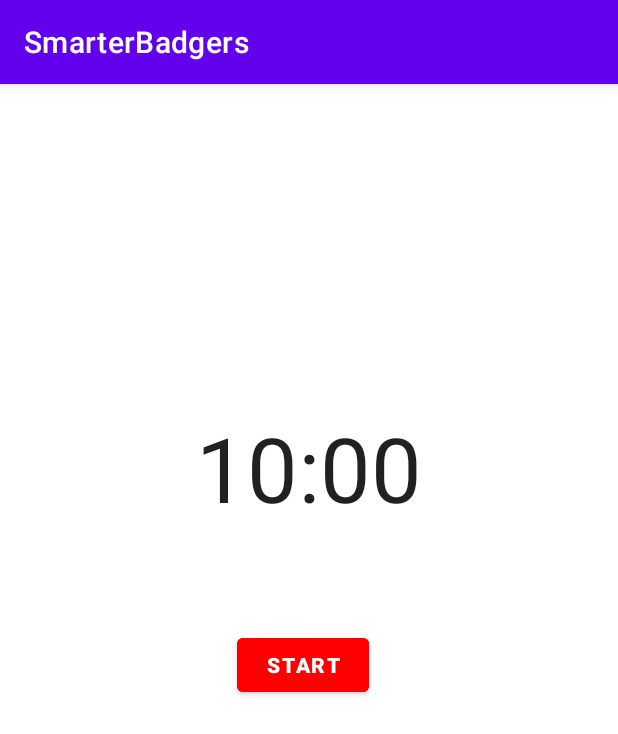
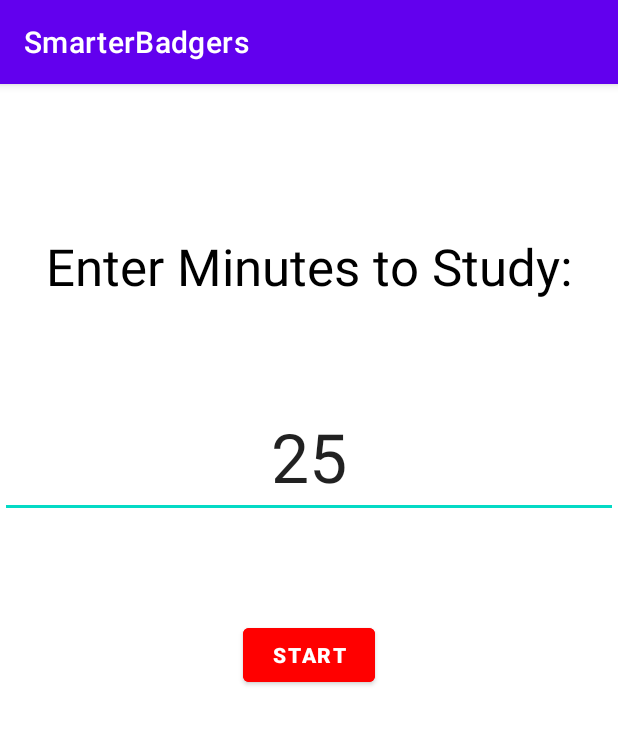
Before and after one commit to qcassidy/SmarterBadgers, an Android app: the TimerActivity screen opened directly, with no data from a screen before it, after a tap on "STOP", on a phone screen of 412 x 824 dp. Shown: the top 734 px of the screen. Run offline under Robolectric (Android 15) with nearby library versions, the phone set to English and light mode, and no system bars; 3 other taps on this screen came first.

Commit message:
added break mechanism to TimerActivity, and user can select amount of time to study

```diff
--- a/app/src/main/java/com/example/smarterbadgers/MainActivity.java
+++ b/app/src/main/java/com/example/smarterbadgers/MainActivity.java
@@ -12,7 +12,7 @@ public class MainActivity extends AppCompatActivity {
         super.onCreate(savedInstanceState);
         setContentView(R.layout.activity_main);
         //Intent for testing TimerActivity
-        //Intent intent = new Intent(this, TimerActivity.class);
-        //startActivity(intent);
+//        Intent intent = new Intent(this, TimerActivity.class);
+//        startActivity(intent);
     }
 }
--- a/app/src/main/java/com/example/smarterbadgers/TimerActivity.java
+++ b/app/src/main/java/com/example/smarterbadgers/TimerActivity.java
@@ -6,6 +6,7 @@ import android.os.Bundle;
 import android.os.CountDownTimer;
 import android.view.View;
 import android.widget.Button;
+import android.widget.EditText;
 import android.widget.TextView;
 
 public class TimerActivity extends AppCompatActivity {
@@ -13,9 +14,14 @@ public class TimerActivity extends AppCompatActivity {
     private TextView timerTextView;
     private Button startButton;
     private Button stopButton;
+    private Button breakButton;
+    private Button endBreakButton;
+    private TextView enterMinTextView;
+    private EditText editTextNumber;
 
     private CountDownTimer countDownTimer;
     private long timeLeftMilliseconds = 600000;
+    private long timeLeftBreakMilliseconds = 300000;
 
     @Override
     protected void onCreate(Bundle savedInstanceState) {
@@ -25,12 +31,29 @@ public class TimerActivity extends AppCompatActivity {
         timerTextView = findViewById(R.id.timer);
         startButton = findViewById(R.id.startButton);
         stopButton = findViewById(R.id.stopButton);
+        breakButton = findViewById(R.id.breakButton);
+        endBreakButton = findViewById(R.id.endBreakButton);
+        enterMinTextView = findViewById(R.id.enterMinutes);
+        editTextNumber = findViewById(R.id.editTextNumber);
 
     }
 
     public void startOnClick(View view) {
         startButton.setVisibility(View.INVISIBLE);
         stopButton.setVisibility(View.VISIBLE);
+        breakButton.setVisibility(View.VISIBLE);
+        timeLeftMilliseconds = (long)(Integer.parseInt(editTextNumber.getText().toString())) * 60000;
+        int min = (int) timeLeftMilliseconds/1000 /60;
+        int sec = (int) timeLeftMilliseconds/1000 %60;
+        String timeLeftString = String.format("%02d:%02d", min, sec);
+        timerTextView.setText(timeLeftString);
+        enterMinTextView.setVisibility(View.INVISIBLE);
+        editTextNumber.setVisibility(View.INVISIBLE);
+        timerTextView.setVisibility(View.VISIBLE);
+        startTimer();
+    }
+
+    public void startTimer() {
         countDownTimer = new CountDownTimer(timeLeftMilliseconds, 1000) {
             @Override
             public void onTick(long l) {
@@ -45,16 +68,56 @@ public class TimerActivity extends AppCompatActivity {
             public void onFinish() {
                 startButton.setVisibility(View.VISIBLE);
                 stopButton.setVisibility(View.INVISIBLE);
-                timerTextView.setText("10:00");
+                breakButton.setVisibility(View.INVISIBLE);
+                timerTextView.setVisibility(View.INVISIBLE);
+                enterMinTextView.setVisibility(View.VISIBLE);
+                editTextNumber.setVisibility(View.VISIBLE);
             }
         }.start();
     }
 
-
     public void stopOnClick(View view) {
         countDownTimer.cancel();
-        timerTextView.setText("10:00");
+        timerTextView.setVisibility(View.INVISIBLE);
         startButton.setVisibility(View.VISIBLE);
         stopButton.setVisibility(View.INVISIBLE);
+        breakButton.setVisibility(View.INVISIBLE);
+        enterMinTextView.setVisibility(View.VISIBLE);
+        editTextNumber.setVisibility(View.VISIBLE);
+    }
+
+    public void breakOnClick(View view) {
+        countDownTimer.cancel();
+        breakButton.setVisibility(View.INVISIBLE);
+        stopButton.setVisibility(View.INVISIBLE);
+        endBreakButton.setVisibility(View.VISIBLE);
+        countDownTimer = new CountDownTimer(timeLeftBreakMilliseconds, 1000) {
+            @Override
+            public void onTick(long l) {
+                timeLeftBreakMilliseconds = l;
+                int min = (int) timeLeftBreakMilliseconds/1000/60;
+                int sec = (int) timeLeftBreakMilliseconds/1000%60;
+                String timeLeftBreakString = String.format("%02d:%02d", min, sec);
+                timerTextView.setText(timeLeftBreakString);
+            }
+
+            @Override
+            public void onFinish() {
+                timeLeftBreakMilliseconds = 300000;
+                breakButton.setVisibility(View.VISIBLE);
+                stopButton.setVisibility(View.VISIBLE);
+                endBreakButton.setVisibility(View.INVISIBLE);
+                startTimer();
+            }
+        }.start();
+    }
+
+    public void endBreakOnClick(View view) {
+        countDownTimer.cancel();
+        timeLeftBreakMilliseconds = 300000;
+        breakButton.setVisibility(View.VISIBLE);
+        stopButton.setVisibility(View.VISIBLE);
+        endBreakButton.setVisibility(View.INVISIBLE);
+        startTimer();
     }
 }
--- a/app/src/main/res/layout/activity_timer.xml
+++ b/app/src/main/res/layout/activity_timer.xml
@@ -5,6 +5,7 @@
     android:layout_width="match_parent"
     android:layout_height="match_parent"
     tools:context=".TimerActivity">
+
 
     <TextView
         android:id="@+id/timer"
@@ -14,29 +15,43 @@
         android:text="10:00"
         android:textAppearance="@style/TextAppearance.AppCompat.Body1"
         android:textSize="60sp"
+        android:visibility="invisible"
         app:layout_constraintBottom_toTopOf="@+id/stopButton"
-        app:layout_constraintEnd_toEndOf="parent"
-        app:layout_constraintStart_toStartOf="parent"
+        app:layout_constraintLeft_toLeftOf="parent"
+        app:layout_constraintRight_toRightOf="parent"
         app:layout_constraintTop_toTopOf="parent" />
 
     <Button
         android:id="@+id/startButton"
         android:layout_width="wrap_content"
         android:layout_height="wrap_content"
-        android:layout_marginStart="27dp"
         android:layout_marginTop="67dp"
         android:backgroundTint="#FF0000"
         android:onClick="startOnClick"
         android:text="Start"
         android:textStyle="bold"
-        app:layout_constraintStart_toStartOf="@+id/timer"
+        app:layout_constraintLeft_toLeftOf="parent"
+        app:layout_constraintRight_toRightOf="parent"
+        app:layout_constraintTop_toBottomOf="@+id/editTextNumber" />
+
+    <Button
+        android:id="@+id/breakButton"
+        android:layout_width="wrap_content"
+        android:layout_height="wrap_content"
+        android:layout_marginTop="67dp"
+        android:backgroundTint="#FF0000"
+        android:onClick="breakOnClick"
+        android:text="Break"
+        android:textStyle="bold"
+        android:visibility="invisible"
+        app:layout_constraintLeft_toLeftOf="parent"
+        app:layout_constraintRight_toRightOf="parent"
         app:layout_constraintTop_toBottomOf="@+id/timer" />
 
     <Button
         android:id="@+id/stopButton"
         android:layout_width="wrap_content"
         android:layout_height="wrap_content"
-        android:layout_marginStart="3dp"
         android:layout_marginBottom="4dp"
         android:backgroundTint="#FF0000"
         android:onClick="stopOnClick"
@@ -44,8 +59,52 @@
         android:textStyle="bold"
         android:visibility="invisible"
         app:layout_constraintBottom_toBottomOf="parent"
-        app:layout_constraintStart_toStartOf="@+id/startButton"
+        app:layout_constraintLeft_toLeftOf="parent"
+        app:layout_constraintRight_toRightOf="parent"
         app:layout_constraintTop_toBottomOf="@+id/timer" />
+
+    <Button
+        android:id="@+id/endBreakButton"
+        android:layout_width="wrap_content"
+        android:layout_height="wrap_content"
+        android:layout_marginBottom="4dp"
+        android:backgroundTint="#FF0000"
+        android:onClick="endBreakOnClick"
+        android:text="End Break"
+        android:textStyle="bold"
+        android:visibility="invisible"
+        app:layout_constraintBottom_toBottomOf="parent"
+        app:layout_constraintLeft_toLeftOf="parent"
+        app:layout_constraintRight_toRightOf="parent"
+        app:layout_constraintTop_toBottomOf="@+id/timer" />
+
+    <EditText
+        android:id="@+id/editTextNumber"
+        android:layout_width="wrap_content"
+        android:layout_height="wrap_content"
+        android:layout_marginTop="208dp"
+        android:ems="10"
+        android:inputType="number"
+        android:text="25"
+
+        android:textAlignment="center"
+        android:textAppearance="@style/TextAppearance.AppCompat.Display2"
+        app:layout_constraintHorizontal_bias="0.0"
+        app:layout_constraintLeft_toLeftOf="parent"
+        app:layout_constraintRight_toRightOf="parent"
+        app:layout_constraintTop_toTopOf="parent" />
+
+    <TextView
+        android:id="@+id/enterMinutes"
+        android:layout_width="wrap_content"
+        android:layout_height="wrap_content"
+        android:layout_marginBottom="64dp"
+        android:text="Enter Minutes to Study:"
+        android:textAppearance="@style/TextAppearance.AppCompat.Display1"
+        android:textColor="@color/black"
+        app:layout_constraintBottom_toTopOf="@+id/editTextNumber"
+        app:layout_constraintLeft_toLeftOf="parent"
+        app:layout_constraintRight_toRightOf="parent" />
 
 
 </androidx.constraintlayout.widget.ConstraintLayout>
```
